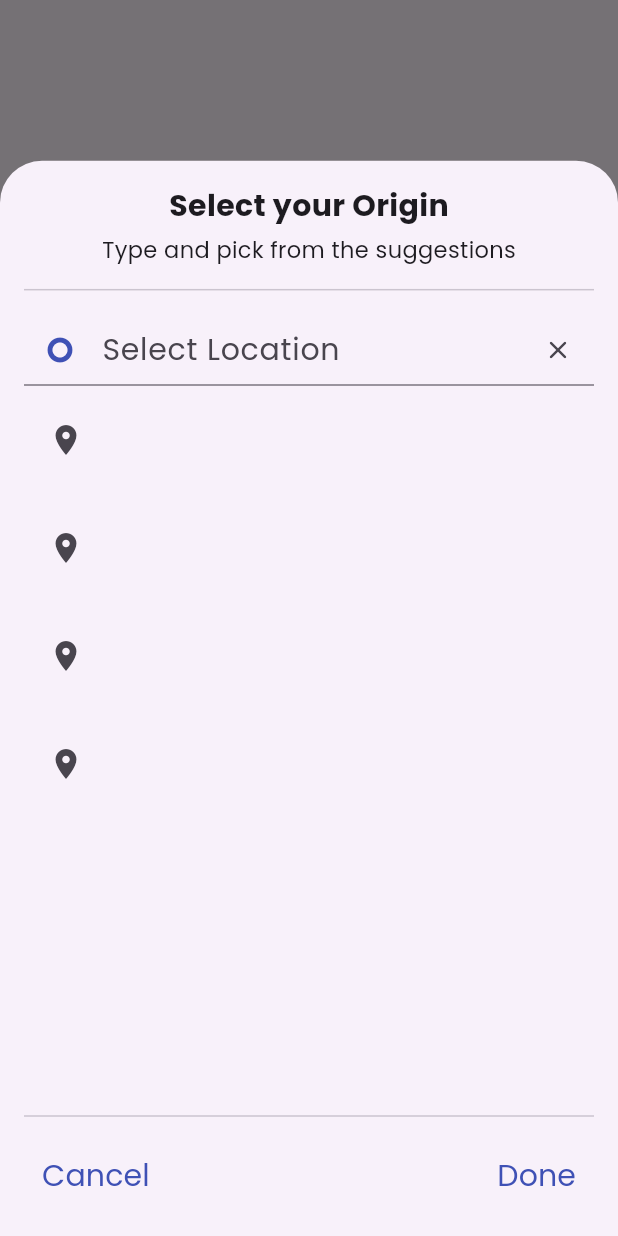
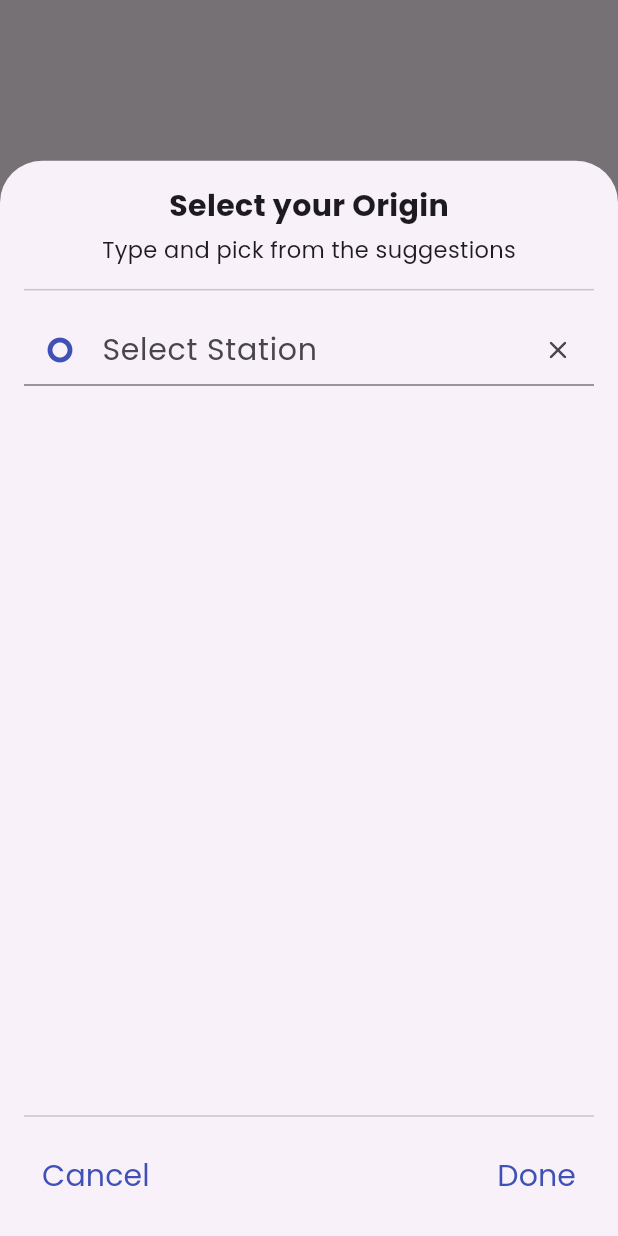
Before and after one commit to Peplinn/owa, a Flutter app: the screen it shows after launch, after a tap on "Origin", on a phone screen of 412 x 824 dp. Run offline on Flutter 3.47's test engine with Material 3 defaults, Android fonts, the light colour scheme and no system bars; our stand-ins replace flutter_native_splash, geolocator, google_maps_flutter, location; missing offline and left inert: flutter_polyline_points; statements that could not run were skipped.

Commit message:
Added Bus Station List, Text Auto Complete Improved Styling on Location Input Page

```diff
--- /dev/null
+++ b/lib/asset_data/busstation_list.dart
@@ -0,0 +1,33 @@
+final List<String> brtStationsLagos = [
+  "Ikorodu Garage Station",
+  "Mile 2 Station",
+  "Aruna Station",
+  "Agric Station",
+  "Majidun Ogolonto Station",
+  "Majidun Awori Station",
+  "Irawo Station",
+  "Idera Station",
+  "Owode Onirin Station",
+  "Mile 12 Station",
+  "Ketu Station",
+  "Ojota Station",
+  "New Garage Station",
+  "Maryland Station",
+  "Ikeja Station",
+  "Idiroko Station",
+  "Anthony Station",
+  "Oshodi Station",
+  "Obanikoro Station",
+  "Palmgrove Station",
+  "Onipanu Station",
+  "Fadeyi Station",
+  "Yaba Station",
+  "Moshalashi Station",
+  "Barracks Station",
+  "Stadium Station",
+  "Iponri Station",
+  "Costain Station",
+  "Leventis Station",
+  "CMS/Marina Station",
+  "TBS Station",
+];
--- a/lib/pages/map_page.dart
+++ b/lib/pages/map_page.dart
@@ -14,9 +14,14 @@ import 'package:owa/consts.dart';
 import 'package:location/location.dart';
 import 'bus_page.dart';
 
+import 'package:owa/asset_data/bus_list.dart';
+import 'package:owa/asset_data/busstation_list.dart';
+
 bool firstButton = true;
 final _originInputController = TextEditingController();
 final _destinationInputController = TextEditingController();
+
+
 
 // final List<LatLng> directions;
 // final List<AddressSuggestion> searchResultsLocation;
@@ -647,6 +652,7 @@ class LocationInputContainer extends StatefulWidget {
 
 class _LocationInputContainerState extends State<LocationInputContainer> {
   String _selectedLocation = ""; // Stores user-selected location
+  List<String> _filteredStations = [];
 
   // Function to handle location selection (from Autocomplete or Done button)
   void onLocationSelected(String location) {
@@ -700,48 +706,11 @@ class _LocationInputContainerState extends State<LocationInputContainer> {
               Divider(height: 32.0),
               Row(
                 children: [
-                  // Column(
-                  //   children: [
-                  //     // Container(
-                  //     //   height: 8.0,
-                  //     //   width: 8.0,
-                  //     //   margin: const EdgeInsets.all(2.0),
-                  //     //   decoration: BoxDecoration(
-                  //     //     //color: colorScheme.primary,
-                  //     //     shape: BoxShape.circle,
-                  //     //   ),
-                  //     // ),
-                  //     // Container(
-                  //     //   height: 40.0,
-                  //     //   width: 2.0,
-                  //     //   decoration: BoxDecoration(
-                  //     //     //color: colorScheme.primary,
-                  //     //   ),
-                  //     // ),
-                  //     // Container(
-                  //     //   height: 8.0,
-                  //     //   width: 8.0,
-                  //     //   margin: const EdgeInsets.all(2.0),
-                  //     //   decoration: BoxDecoration(//color: colorScheme.primary
-                  //     //   ),
-                  //     // ),
-                  //   ],
-                  // ),
                   Expanded(
                     flex: 1,
                     child: Column(
                       children: [
-                        // TextFormField(
-                        //   readOnly: true,
-                        //   //controller: pickUpAddressController,
-                        //   decoration: const InputDecoration(
-                        //     isDense: true,
-                        //     prefixIcon: Icon(Icons.trip_origin,
-                        //       //size: MediaQuery.of(context).size.width * 0.05,
-                        //       color: Colors.indigo,
-                        //     ),
-                        //   ),
-                        // ),
+
                         TextFormField(
                           textCapitalization: TextCapitalization.words,
                           textAlignVertical: TextAlignVertical.center,
@@ -753,12 +722,10 @@ class _LocationInputContainerState extends State<LocationInputContainer> {
                           controller: firstButton ? _originInputController : _destinationInputController,
                           decoration: InputDecoration(
                             isDense: true,
-                            hintText: "Select Location",
-                            // hintText: firstButton ? "Select Origin" : "Select Destination",
+                            hintText: "Select Station",
                             prefixIcon: Icon(
                               Icons.trip_origin,
                               size: 20,
-                              //size: MediaQuery.of(context).size.width * 0.05,
                               color: firstButton ? Colors.indigo : Colors.green,
                             ),
 
@@ -772,11 +739,13 @@ class _LocationInputContainerState extends State<LocationInputContainer> {
                             )
                           ),
                           onChanged: (String value) {
-                            // TODO: DEBOUNCE
 
-                            // context.read<RideBookingBloc>().add(
-                            //       SearchDropOffAddressEvent(query: value),
-                            //     );
+                            final filteredStations = brtStationsLagos.where((station) => station.toLowerCase().contains(value.toLowerCase())).toList();
+                            // Update ListView itemCount with filtered list length
+                            setState(() {
+                              //value.isEmpty ? _filteredStations = brtStationsLagos :
+                              _filteredStations = filteredStations;
+                            });
                           },
                         ),
                       ],
@@ -790,34 +759,28 @@ class _LocationInputContainerState extends State<LocationInputContainer> {
               Expanded(
                 flex: 1,
                 child: ListView.builder(
-                  itemCount: 4, //state.searchResultsForDropOff.length,
+                  itemCount: _filteredStations.length, //state.searchResultsForDropOff.length,
                   shrinkWrap: true,
                   padding: EdgeInsets.zero,
                   itemBuilder: (context, index) {
                     return ListTile(
-                      onTap: () {
-                        // context.read<RideBookingBloc>().add(
-                        //       SelectDropOffSuggestionEvent(
-                        //         addressSuggestion:
-                        //             state.searchResultsForDropOff[index],
-                        //       ),
-                        //     );
-                      },
+                      onTap: () => _onStationTap(_filteredStations[index]),
+                      titleAlignment: ListTileTitleAlignment.titleHeight,
                       leading: const Icon(Icons.location_on),
-                      // title: Text(
-                      //   //state.searchResultsForDropOff[index].text,
-                      //   style: TextStyle(
-                      //     fontWeight: FontWeight.normal,
-                      //     fontSize: 15,
-                      //   ),
-                      // ),
+                      title: Text(
+                        _filteredStations[index],
+                        textAlign: TextAlign.left,
+                        style: TextStyle(
+                          fontWeight: FontWeight.normal,
+                          fontSize: 18,
+                        ),
+                      ),
                       subtitle: Column(
                         crossAxisAlignment: CrossAxisAlignment.start,
                         children: [
                           Container(
                             height: 1,
                             margin: const EdgeInsets.only(top: 8.0),
-                            //color: colorScheme.surfaceVariant,
                           ),
                         ],
                       ),
@@ -880,6 +843,15 @@ class _LocationInputContainerState extends State<LocationInputContainer> {
 
   }
 
+  void _onStationTap(String selectedStation) {
+    // Update the TextEditingController text with the selected station
+    if (firstButton) {
+      _originInputController.text = selectedStation;
+    } else {
+      _destinationInputController.text = selectedStation;
+    }
+  }
+
   void updateTextButton(BuildContext context, String location) {
     // Find the TextButton widget in your widget tree (use context or Provider)
     final textButton = context.findAncestorWidgetOfExactType<TextButton>();
```
Also changed, not shown: lib/pages/bus_page.dart (+6 -1 lines), lib/asset_data/bus_list.dart (added).
